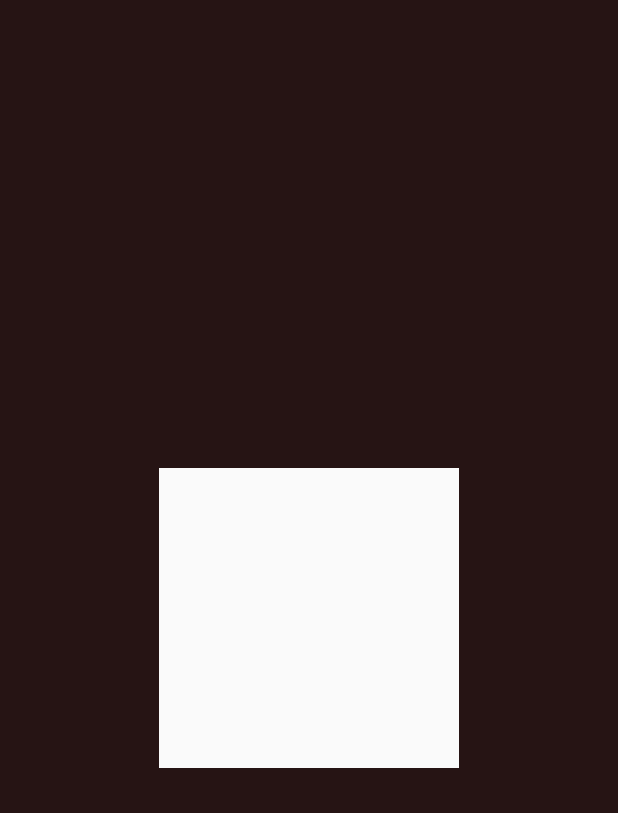
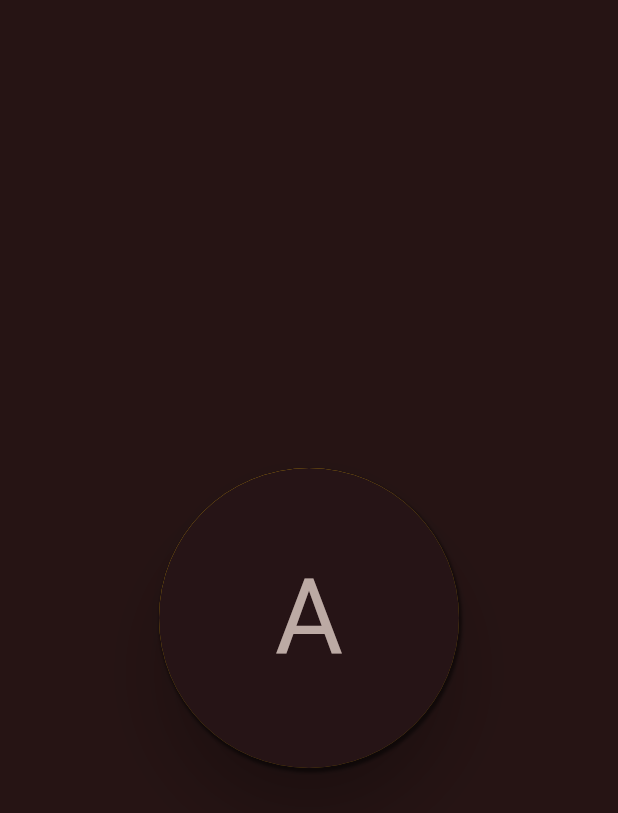
Before and after one commit to CynthiaPeter/Anime-Finder, a Flutter app: the screen it shows after launch, on a phone screen of 412 x 824 dp. Shown: the top 813 px of the screen. Run offline on Flutter 3.47's test engine with Material 2 defaults, Android fonts, the phone set to English and light mode, and no system bars; drawn by our look-alikes of avatar_glow.

Commit message:
added the avatar glow and gesture

```diff
--- a/lib/screens/homepage.dart
+++ b/lib/screens/homepage.dart
@@ -1,4 +1,5 @@
 import 'package:flutter/material.dart';
+import 'package:avatar_glow/avatar_glow.dart';
 
 class HomePage extends StatelessWidget {
   @override
@@ -9,19 +10,42 @@ class HomePage extends StatelessWidget {
         height: MediaQuery.of(context).size.height,
         width: MediaQuery.of(context).size.width,
         child: Center(
-          child: Container(
-
-            child: Material(
-              child: InkWell(
-                onTap: () {
-                  print("tapped");
-                },
-                child: Container(
-                  width: 200,
-                  height: 200,
+          child: AvatarGlow(
+            endRadius: 200,
+            glowColor: Colors.brown,
+            showTwoGlows: true,
+            animate: true,
+            child: Container(
+              child: GestureDetector(
+                onTap: (){},
+                              child: Material(
+                  elevation: 18,
+                  color: Colors.amber,
+                  shape: CircleBorder(),
+                  child: Container(
+                    height: 200,
+                    width: 200,
+                    decoration: BoxDecoration(
+                      shape: BoxShape.circle,
+                      color: Color(0xff261416),
+                      boxShadow: [
+                        BoxShadow(
+                          color: Colors.black87.withOpacity(0.5),
+                          spreadRadius: 1,
+                          blurRadius: 1,
+                          offset: Offset(1, 2), // changes position of shadow
+                        ),
+                      ],
+                    ),
+                    child: Center(
+                      child: Text(
+                        'A',
+                        style: TextStyle(color: Colors.brown[200], fontSize: 70),
+                      ),
+                    ),
+                  ),
                 ),
               ),
-              // color: Colors.amber,
             ),
           ),
         ),
--- a/pubspec.yaml
+++ b/pubspec.yaml
@@ -23,6 +23,7 @@ environment:
 dependencies:
   flutter:
     sdk: flutter
+  avatar_glow: ^1.2.0
 
 
   # The following adds the Cupertino Icons font to your application.
```
Also changed, not shown: pubspec.lock.
